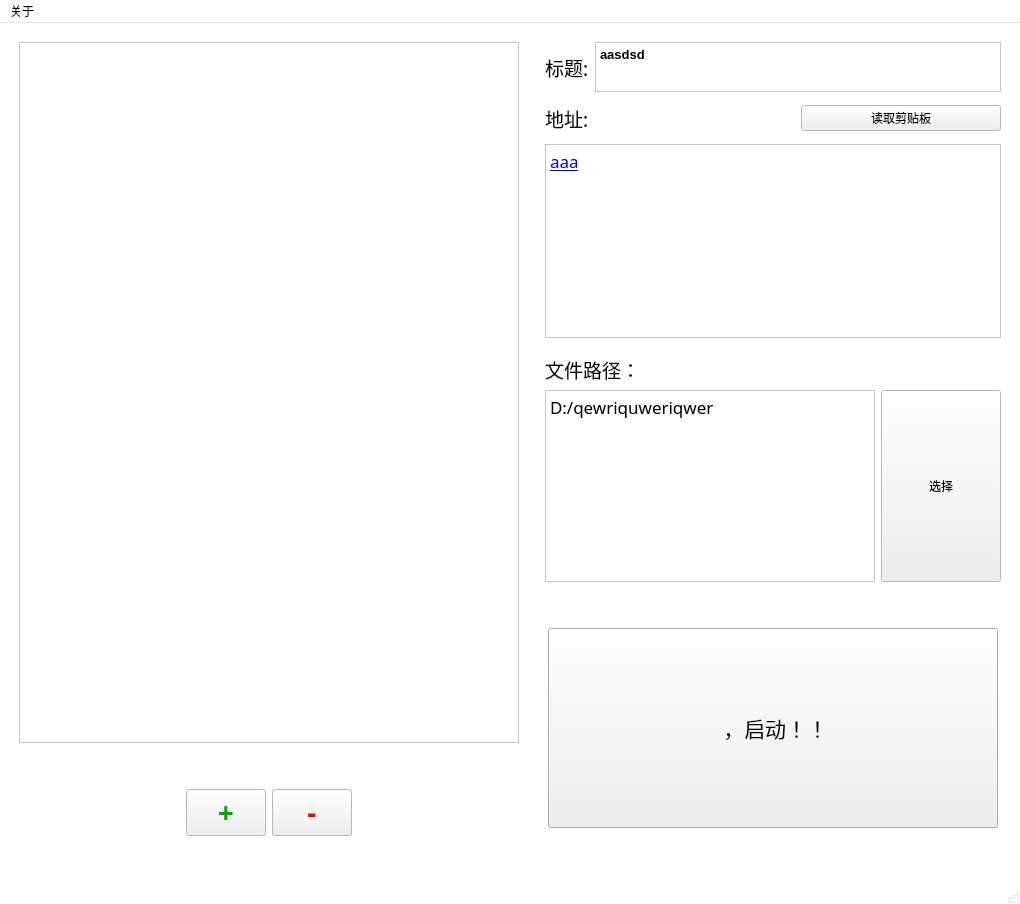
Pillowe582/toolkit, file assets/toolkit.ui: the form before one commit.
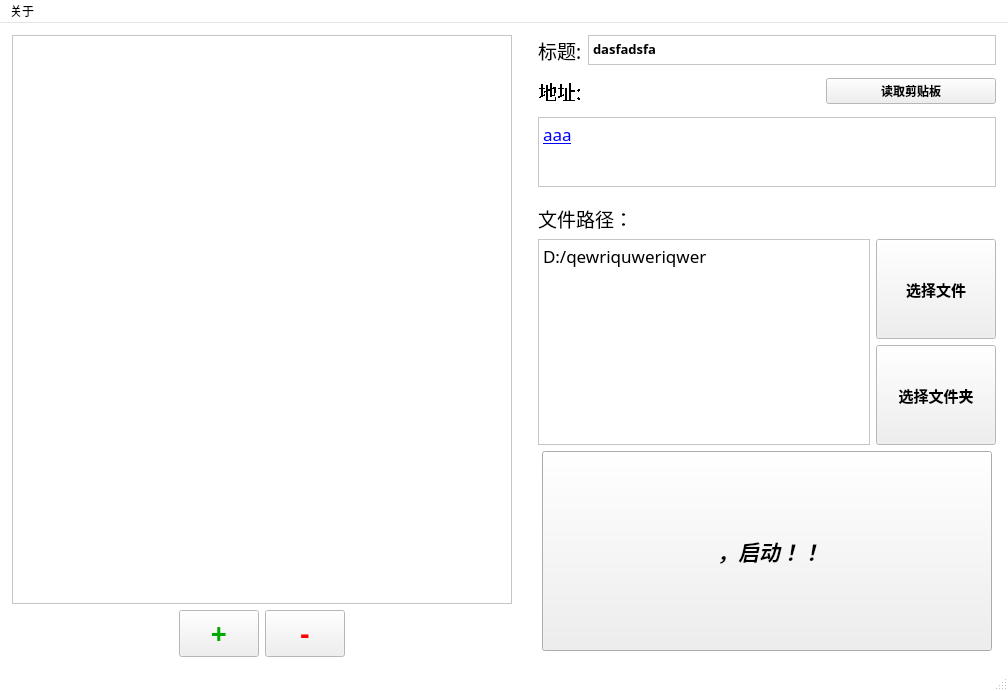
The form after the commit. Icons and pictures are not drawn.

```diff
--- a/assets/toolkit.ui
+++ b/assets/toolkit.ui
@@ -9,10 +9,34 @@
    <rect>
     <x>0</x>
     <y>0</y>
-    <width>1020</width>
-    <height>870</height>
+    <width>1008</width>
+    <height>689</height>
    </rect>
   </property>
+  <property name="sizePolicy">
+   <sizepolicy hsizetype="Expanding" vsizetype="Expanding">
+    <horstretch>0</horstretch>
+    <verstretch>0</verstretch>
+   </sizepolicy>
+  </property>
+  <property name="maximumSize">
+   <size>
+    <width>999999</width>
+    <height>16777215</height>
+   </size>
+  </property>
+  <property name="sizeIncrement">
+   <size>
+    <width>5</width>
+    <height>5</height>
+   </size>
+  </property>
+  <property name="baseSize">
+   <size>
+    <width>720</width>
+    <height>540</height>
+   </size>
+  </property>
   <property name="palette">
    <palette>
     <active>
@@ -89,7 +113,7 @@
   </property>
   <widget class="QWidget" name="centralwidget">
    <property name="sizePolicy">
-    <sizepolicy hsizetype="Expanding" vsizetype="Fixed">
+    <sizepolicy hsizetype="Expanding" vsizetype="Expanding">
      <horstretch>0</horstretch>
      <verstretch>0</verstretch>
     </sizepolicy>
@@ -97,113 +121,84 @@
    <property name="autoFillBackground">
     <bool>false</bool>
    </property>
-   <layout class="QGridLayout" name="gridLayout_3">
-    <item row="0" column="0">
-     <layout class="QGridLayout" name="gridLayout">
+   <layout class="QGridLayout" name="gridLayout_4">
       <property name="leftMargin">
-       <number>10</number>
+     <number>12</number>
       </property>
       <property name="topMargin">
-       <number>10</number>
+     <number>12</number>
       </property>
       <property name="rightMargin">
-       <number>10</number>
+     <number>12</number>
       </property>
       <property name="bottomMargin">
-       <number>10</number>
-      </property>
-      <item row="0" column="2" rowspan="9">
-       <spacer name="verticalSpacer">
-        <property name="orientation">
-         <enum>Qt::Vertical</enum>
+     <number>12</number>
+    </property>
+    <item row="0" column="2">
+     <layout class="QHBoxLayout" name="horizontalLayout">
+      <item>
+       <widget class="QLabel" name="label_3">
+        <property name="sizePolicy">
+         <sizepolicy hsizetype="Maximum" vsizetype="Maximum">
+          <horstretch>0</horstretch>
+          <verstretch>0</verstretch>
+         </sizepolicy>
         </property>
-        <property name="sizeHint" stdset="0">
+        <property name="maximumSize">
          <size>
-          <width>20</width>
+          <width>16777215</width>
           <height>40</height>
          </size>
         </property>
-       </spacer>
-      </item>
-      <item row="7" column="1" rowspan="2" alignment="Qt::AlignLeft|Qt::AlignTop">
-       <widget class="QPushButton" name="removebtn">
-        <property name="palette">
-         <palette>
-          <active>
-           <colorrole role="ButtonText">
-            <brush brushstyle="SolidPattern">
-             <color alpha="255">
-              <red>255</red>
-              <green>0</green>
-              <blue>0</blue>
-             </color>
-            </brush>
-           </colorrole>
-          </active>
-          <inactive>
-           <colorrole role="ButtonText">
-            <brush brushstyle="SolidPattern">
-             <color alpha="255">
-              <red>255</red>
-              <green>0</green>
-              <blue>0</blue>
-             </color>
-            </brush>
-           </colorrole>
-          </inactive>
-          <disabled>
-           <colorrole role="ButtonText">
-            <brush brushstyle="SolidPattern">
-             <color alpha="255">
-              <red>120</red>
-              <green>120</green>
-              <blue>120</blue>
-             </color>
-            </brush>
-           </colorrole>
-          </disabled>
-         </palette>
-        </property>
         <property name="font">
          <font>
-          <family>宋体</family>
-          <pointsize>21</pointsize>
-          <weight>75</weight>
-          <bold>true</bold>
+          <family>Microsoft YaHei</family>
+          <pointsize>14</pointsize>
+          <stylestrategy>PreferAntialias</stylestrategy>
          </font>
         </property>
         <property name="text">
-         <string>-</string>
+         <string>标题:</string>
         </property>
        </widget>
       </item>
-      <item row="0" column="4" alignment="Qt::AlignVCenter">
+      <item>
        <widget class="QPlainTextEdit" name="titleinput">
+        <property name="sizePolicy">
+         <sizepolicy hsizetype="Expanding" vsizetype="Minimum">
+          <horstretch>0</horstretch>
+          <verstretch>0</verstretch>
+         </sizepolicy>
+        </property>
         <property name="minimumSize">
          <size>
           <width>0</width>
+          <height>30</height>
+         </size>
+        </property>
+        <property name="maximumSize">
+         <size>
+          <width>16777215</width>
           <height>50</height>
          </size>
         </property>
-        <property name="maximumSize">
-         <size>
-          <width>16777215</width>
-          <height>30</height>
-         </size>
-        </property>
         <property name="font">
          <font>
-          <family>Microsoft YaHei UI</family>
+          <family>Microsoft YaHei</family>
           <pointsize>10</pointsize>
           <weight>75</weight>
           <bold>true</bold>
+          <stylestrategy>PreferAntialias</stylestrategy>
          </font>
         </property>
         <property name="acceptDrops">
          <bool>true</bool>
         </property>
         <property name="inputMethodHints">
-         <set>Qt::ImhNone</set>
+         <set>Qt::ImhMultiLine</set>
+        </property>
+        <property name="frameShape">
+         <enum>QFrame::StyledPanel</enum>
         </property>
         <property name="frameShadow">
          <enum>QFrame::Plain</enum>
@@ -211,124 +206,205 @@
         <property name="verticalScrollBarPolicy">
          <enum>Qt::ScrollBarAsNeeded</enum>
         </property>
-        <property name="lineWrapMode">
-         <enum>QPlainTextEdit::NoWrap</enum>
+        <property name="tabChangesFocus">
+         <bool>true</bool>
+        </property>
+        <property name="readOnly">
+         <bool>false</bool>
         </property>
         <property name="plainText">
-         <string>aasdsd</string>
+         <string>dasfadsfa</string>
+        </property>
+        <property name="backgroundVisible">
+         <bool>false</bool>
+        </property>
+       </widget>
+      </item>
+     </layout>
+    </item>
+    <item row="0" column="1" rowspan="5">
+     <spacer name="verticalSpacer">
+      <property name="orientation">
+       <enum>Qt::Vertical</enum>
+      </property>
+      <property name="sizeHint" stdset="0">
+       <size>
+        <width>20</width>
+        <height>848</height>
+       </size>
+      </property>
+     </spacer>
+    </item>
+    <item row="2" column="2">
+     <layout class="QGridLayout" name="gridLayout">
+      <item row="1" column="0" rowspan="2">
+       <widget class="QTextBrowser" name="pathlbl">
+        <property name="enabled">
+         <bool>true</bool>
+        </property>
+        <property name="sizePolicy">
+         <sizepolicy hsizetype="Expanding" vsizetype="Expanding">
+          <horstretch>0</horstretch>
+          <verstretch>0</verstretch>
+         </sizepolicy>
+        </property>
+        <property name="minimumSize">
+         <size>
+          <width>0</width>
+          <height>0</height>
+         </size>
+        </property>
+        <property name="maximumSize">
+         <size>
+          <width>16777215</width>
+          <height>16777215</height>
+         </size>
+        </property>
+        <property name="font">
+         <font>
+          <family>Eras Demi ITC</family>
+          <pointsize>11</pointsize>
+          <stylestrategy>PreferAntialias</stylestrategy>
+         </font>
+        </property>
+        <property name="frameShape">
+         <enum>QFrame::StyledPanel</enum>
+        </property>
+        <property name="frameShadow">
+         <enum>QFrame::Plain</enum>
+        </property>
+        <property name="tabChangesFocus">
+         <bool>true</bool>
+        </property>
+        <property name="html">
+         <string>&lt;!DOCTYPE HTML PUBLIC &quot;-//W3C//DTD HTML 4.0//EN&quot; &quot;http://www.w3.org/TR/REC-html40/strict.dtd&quot;&gt;
+&lt;html&gt;&lt;head&gt;&lt;meta name=&quot;qrichtext&quot; content=&quot;1&quot; /&gt;&lt;style type=&quot;text/css&quot;&gt;
+p, li { white-space: pre-wrap; }
+&lt;/style&gt;&lt;/head&gt;&lt;body style=&quot; font-family:'Eras Demi ITC'; font-size:11pt; font-weight:400; font-style:normal;&quot;&gt;
+&lt;p style=&quot; margin-top:0px; margin-bottom:0px; margin-left:0px; margin-right:0px; -qt-block-indent:0; text-indent:0px;&quot;&gt;&lt;span style=&quot; font-size:13pt;&quot;&gt;D:/qewriquweriqwer&lt;/span&gt;&lt;/p&gt;&lt;/body&gt;&lt;/html&gt;</string>
         </property>
         <property name="overwriteMode">
          <bool>true</bool>
         </property>
        </widget>
       </item>
-      <item row="7" column="0" rowspan="2" alignment="Qt::AlignRight|Qt::AlignTop">
-       <widget class="QPushButton" name="appendbtn">
-        <property name="palette">
-         <palette>
-          <active>
-           <colorrole role="Text">
-            <brush brushstyle="SolidPattern">
-             <color alpha="255">
-              <red>0</red>
-              <green>170</green>
-              <blue>0</blue>
-             </color>
-            </brush>
-           </colorrole>
-           <colorrole role="ButtonText">
-            <brush brushstyle="SolidPattern">
-             <color alpha="255">
-              <red>0</red>
-              <green>170</green>
-              <blue>0</blue>
-             </color>
-            </brush>
-           </colorrole>
-           <colorrole role="PlaceholderText">
-            <brush brushstyle="SolidPattern">
-             <color alpha="128">
-              <red>0</red>
-              <green>170</green>
-              <blue>0</blue>
-             </color>
-            </brush>
-           </colorrole>
-          </active>
-          <inactive>
-           <colorrole role="Text">
-            <brush brushstyle="SolidPattern">
-             <color alpha="255">
-              <red>0</red>
-              <green>170</green>
-              <blue>0</blue>
-             </color>
-            </brush>
-           </colorrole>
-           <colorrole role="ButtonText">
-            <brush brushstyle="SolidPattern">
-             <color alpha="255">
-              <red>0</red>
-              <green>170</green>
-              <blue>0</blue>
-             </color>
-            </brush>
-           </colorrole>
-           <colorrole role="PlaceholderText">
-            <brush brushstyle="SolidPattern">
-             <color alpha="128">
-              <red>0</red>
-              <green>170</green>
-              <blue>0</blue>
-             </color>
-            </brush>
-           </colorrole>
-          </inactive>
-          <disabled>
-           <colorrole role="Text">
-            <brush brushstyle="SolidPattern">
-             <color alpha="255">
-              <red>120</red>
-              <green>120</green>
-              <blue>120</blue>
-             </color>
-            </brush>
-           </colorrole>
-           <colorrole role="ButtonText">
-            <brush brushstyle="SolidPattern">
-             <color alpha="255">
-              <red>120</red>
-              <green>120</green>
-              <blue>120</blue>
-             </color>
-            </brush>
-           </colorrole>
-           <colorrole role="PlaceholderText">
-            <brush brushstyle="SolidPattern">
-             <color alpha="128">
-              <red>0</red>
-              <green>0</green>
-              <blue>0</blue>
-             </color>
-            </brush>
-           </colorrole>
-          </disabled>
-         </palette>
+      <item row="2" column="1">
+       <widget class="QToolButton" name="folderbtn">
+        <property name="sizePolicy">
+         <sizepolicy hsizetype="Preferred" vsizetype="Preferred">
+          <horstretch>0</horstretch>
+          <verstretch>0</verstretch>
+         </sizepolicy>
         </property>
+        <property name="minimumSize">
+         <size>
+          <width>120</width>
+          <height>100</height>
+         </size>
+        </property>
+        <property name="maximumSize">
+         <size>
+          <width>200</width>
+          <height>200</height>
+         </size>
+        </property>
         <property name="font">
          <font>
           <family>宋体</family>
-          <pointsize>21</pointsize>
+          <pointsize>11</pointsize>
           <weight>75</weight>
           <bold>true</bold>
+          <stylestrategy>PreferAntialias</stylestrategy>
          </font>
         </property>
         <property name="text">
-         <string>+</string>
+         <string>选择文件夹</string>
         </property>
        </widget>
       </item>
-      <item row="0" column="0" rowspan="6" colspan="2">
+      <item row="1" column="1">
+       <widget class="QToolButton" name="browserbtn">
+        <property name="sizePolicy">
+         <sizepolicy hsizetype="Preferred" vsizetype="Preferred">
+          <horstretch>0</horstretch>
+          <verstretch>0</verstretch>
+         </sizepolicy>
+        </property>
+        <property name="minimumSize">
+         <size>
+          <width>120</width>
+          <height>100</height>
+         </size>
+        </property>
+        <property name="maximumSize">
+         <size>
+          <width>200</width>
+          <height>200</height>
+         </size>
+        </property>
+        <property name="font">
+         <font>
+          <family>宋体</family>
+          <pointsize>11</pointsize>
+          <weight>75</weight>
+          <bold>true</bold>
+          <stylestrategy>PreferAntialias</stylestrategy>
+         </font>
+        </property>
+        <property name="tabletTracking">
+         <bool>true</bool>
+        </property>
+        <property name="text">
+         <string>选择文件</string>
+        </property>
+        <property name="popupMode">
+         <enum>QToolButton::DelayedPopup</enum>
+        </property>
+        <property name="toolButtonStyle">
+         <enum>Qt::ToolButtonTextOnly</enum>
+        </property>
+        <property name="autoRaise">
+         <bool>false</bool>
+        </property>
+        <property name="arrowType">
+         <enum>Qt::NoArrow</enum>
+        </property>
+       </widget>
+      </item>
+      <item row="0" column="0" colspan="2">
+       <widget class="QLabel" name="label_2">
+        <property name="minimumSize">
+         <size>
+          <width>0</width>
+          <height>40</height>
+         </size>
+        </property>
+        <property name="maximumSize">
+         <size>
+          <width>16777215</width>
+          <height>40</height>
+         </size>
+        </property>
+        <property name="font">
+         <font>
+          <family>Microsoft YaHei</family>
+          <pointsize>14</pointsize>
+          <stylestrategy>PreferAntialias</stylestrategy>
+         </font>
+        </property>
+        <property name="text">
+         <string>文件路径：</string>
+        </property>
+        <property name="alignment">
+         <set>Qt::AlignBottom|Qt::AlignLeading|Qt::AlignLeft</set>
+        </property>
+       </widget>
+      </item>
+     </layout>
+    </item>
+    <item row="0" column="0" rowspan="5">
+     <layout class="QGridLayout" name="gridLayout_3">
+      <item row="0" column="0" colspan="2">
        <widget class="QListWidget" name="applist">
         <property name="minimumSize">
          <size>
@@ -338,10 +414,11 @@
         </property>
         <property name="font">
          <font>
-          <family>Microsoft YaHei UI</family>
+          <family>Microsoft YaHei</family>
           <pointsize>12</pointsize>
           <weight>75</weight>
           <bold>true</bold>
+          <stylestrategy>PreferAntialias</stylestrategy>
          </font>
         </property>
         <property name="layoutDirection">
@@ -409,74 +486,174 @@
         </property>
        </widget>
       </item>
-      <item row="0" column="3">
-       <widget class="QLabel" name="label_3">
-        <property name="maximumSize">
-         <size>
-          <width>16777215</width>
-          <height>40</height>
-         </size>
+      <item row="1" column="0" alignment="Qt::AlignRight">
+       <widget class="QPushButton" name="appendbtn">
+        <property name="palette">
+         <palette>
+          <active>
+           <colorrole role="Text">
+            <brush brushstyle="SolidPattern">
+             <color alpha="255">
+              <red>0</red>
+              <green>170</green>
+              <blue>0</blue>
+             </color>
+            </brush>
+           </colorrole>
+           <colorrole role="ButtonText">
+            <brush brushstyle="SolidPattern">
+             <color alpha="255">
+              <red>0</red>
+              <green>170</green>
+              <blue>0</blue>
+             </color>
+            </brush>
+           </colorrole>
+           <colorrole role="PlaceholderText">
+            <brush brushstyle="SolidPattern">
+             <color alpha="128">
+              <red>0</red>
+              <green>170</green>
+              <blue>0</blue>
+             </color>
+            </brush>
+           </colorrole>
+          </active>
+          <inactive>
+           <colorrole role="Text">
+            <brush brushstyle="SolidPattern">
+             <color alpha="255">
+              <red>0</red>
+              <green>170</green>
+              <blue>0</blue>
+             </color>
+            </brush>
+           </colorrole>
+           <colorrole role="ButtonText">
+            <brush brushstyle="SolidPattern">
+             <color alpha="255">
+              <red>0</red>
+              <green>170</green>
+              <blue>0</blue>
+             </color>
+            </brush>
+           </colorrole>
+           <colorrole role="PlaceholderText">
+            <brush brushstyle="SolidPattern">
+             <color alpha="128">
+              <red>0</red>
+              <green>170</green>
+              <blue>0</blue>
+             </color>
+            </brush>
+           </colorrole>
+          </inactive>
+          <disabled>
+           <colorrole role="Text">
+            <brush brushstyle="SolidPattern">
+             <color alpha="255">
+              <red>120</red>
+              <green>120</green>
+              <blue>120</blue>
+             </color>
+            </brush>
+           </colorrole>
+           <colorrole role="ButtonText">
+            <brush brushstyle="SolidPattern">
+             <color alpha="255">
+              <red>120</red>
+              <green>120</green>
+              <blue>120</blue>
+             </color>
+            </brush>
+           </colorrole>
+           <colorrole role="PlaceholderText">
+            <brush brushstyle="SolidPattern">
+             <color alpha="128">
+              <red>0</red>
+              <green>0</green>
+              <blue>0</blue>
+             </color>
+            </brush>
+           </colorrole>
+          </disabled>
+         </palette>
         </property>
         <property name="font">
          <font>
-          <family>Microsoft YaHei UI Light</family>
-          <pointsize>14</pointsize>
+          <family>宋体</family>
+          <pointsize>21</pointsize>
+          <weight>75</weight>
+          <bold>true</bold>
          </font>
         </property>
         <property name="text">
-         <string>标题:</string>
+         <string>+</string>
         </property>
        </widget>
       </item>
-      <item row="1" column="3" colspan="2">
-       <layout class="QGridLayout" name="gridLayout_4">
-        <item row="1" column="0" colspan="2">
-         <widget class="QTextBrowser" name="sitelbl">
-          <property name="enabled">
-           <bool>true</bool>
-          </property>
-          <property name="sizePolicy">
-           <sizepolicy hsizetype="MinimumExpanding" vsizetype="MinimumExpanding">
-            <horstretch>0</horstretch>
-            <verstretch>0</verstretch>
-           </sizepolicy>
-          </property>
-          <property name="maximumSize">
-           <size>
-            <width>16777215</width>
-            <height>200</height>
-           </size>
-          </property>
+      <item row="1" column="1" alignment="Qt::AlignLeft">
+       <widget class="QPushButton" name="removebtn">
+        <property name="palette">
+         <palette>
+          <active>
+           <colorrole role="ButtonText">
+            <brush brushstyle="SolidPattern">
+             <color alpha="255">
+              <red>255</red>
+              <green>0</green>
+              <blue>0</blue>
+             </color>
+            </brush>
+           </colorrole>
+          </active>
+          <inactive>
+           <colorrole role="ButtonText">
+            <brush brushstyle="SolidPattern">
+             <color alpha="255">
+              <red>255</red>
+              <green>0</green>
+              <blue>0</blue>
+             </color>
+            </brush>
+           </colorrole>
+          </inactive>
+          <disabled>
+           <colorrole role="ButtonText">
+            <brush brushstyle="SolidPattern">
+             <color alpha="255">
+              <red>120</red>
+              <green>120</green>
+              <blue>120</blue>
+             </color>
+            </brush>
+           </colorrole>
+          </disabled>
+         </palette>
+        </property>
           <property name="font">
            <font>
-            <family>Eras Demi ITC</family>
-            <pointsize>11</pointsize>
-           </font>
-          </property>
-          <property name="frameShape">
-           <enum>QFrame::StyledPanel</enum>
-          </property>
-          <property name="frameShadow">
-           <enum>QFrame::Plain</enum>
-          </property>
-          <property name="html">
-           <string>&lt;!DOCTYPE HTML PUBLIC &quot;-//W3C//DTD HTML 4.0//EN&quot; &quot;http://www.w3.org/TR/REC-html40/strict.dtd&quot;&gt;
-&lt;html&gt;&lt;head&gt;&lt;meta name=&quot;qrichtext&quot; content=&quot;1&quot; /&gt;&lt;style type=&quot;text/css&quot;&gt;
-p, li { white-space: pre-wrap; }
-&lt;/style&gt;&lt;/head&gt;&lt;body style=&quot; font-family:'Eras Demi ITC'; font-size:11pt; font-weight:400; font-style:normal;&quot;&gt;
-&lt;p style=&quot; margin-top:0px; margin-bottom:0px; margin-left:0px; margin-right:0px; -qt-block-indent:0; text-indent:0px;&quot;&gt;&lt;a href=&quot;www.baidu.com&quot;&gt;&lt;span style=&quot; font-size:13pt; text-decoration: underline; color:#0000ff;&quot;&gt;aaa&lt;/span&gt;&lt;/a&gt;&lt;/p&gt;&lt;/body&gt;&lt;/html&gt;</string>
-          </property>
-          <property name="overwriteMode">
-           <bool>false</bool>
-          </property>
-          <property name="textInteractionFlags">
-           <set>Qt::TextBrowserInteraction</set>
-          </property>
-          <property name="openExternalLinks">
-           <bool>true</bool>
-          </property>
-         </widget>
-        </item>
+          <family>宋体</family>
+          <pointsize>21</pointsize>
+          <weight>75</weight>
+          <bold>true</bold>
+         </font>
+        </property>
+        <property name="tabletTracking">
+         <bool>true</bool>
+        </property>
+        <property name="text">
+         <string>-</string>
+        </property>
+        <property name="shortcut">
+         <string>Del</string>
+        </property>
+       </widget>
+      </item>
+     </layout>
+    </item>
+    <item row="1" column="2">
+     <layout class="QGridLayout" name="gridLayout_2">
         <item row="0" column="0">
          <widget class="QLabel" name="label">
           <property name="minimumSize">
@@ -493,8 +670,10 @@
           </property>
           <property name="font">
            <font>
-            <family>Microsoft YaHei UI Light</family>
+          <family>Microsoft YaHei</family>
             <pointsize>14</pointsize>
+          <stylestrategy>NoAntialias</stylestrategy>
+          <kerning>true</kerning>
            </font>
           </property>
           <property name="text">
@@ -506,54 +685,59 @@
          <widget class="QPushButton" name="pastebtn">
           <property name="maximumSize">
            <size>
-            <width>200</width>
+          <width>170</width>
             <height>16777215</height>
            </size>
           </property>
           <property name="font">
            <font>
             <family>宋体</family>
-           </font>
-          </property>
+          <weight>75</weight>
+          <bold>true</bold>
+          <stylestrategy>PreferAntialias</stylestrategy>
+         </font>
+        </property>
+        <property name="tabletTracking">
+         <bool>true</bool>
+        </property>
           <property name="text">
            <string>读取剪贴板</string>
           </property>
-         </widget>
-        </item>
-        <item row="2" column="0" colspan="2">
-         <layout class="QGridLayout" name="gridLayout_2" rowstretch="0,0,0" columnstretch="0,0,0">
-          <property name="sizeConstraint">
-           <enum>QLayout::SetDefaultConstraint</enum>
-          </property>
-          <item row="2" column="1">
-           <widget class="QTextBrowser" name="pathlbl">
+        <property name="default">
+         <bool>false</bool>
+        </property>
+        <property name="flat">
+         <bool>false</bool>
+        </property>
+       </widget>
+      </item>
+      <item row="1" column="0" rowspan="2" colspan="2">
+       <widget class="QTextBrowser" name="sitelbl">
             <property name="enabled">
              <bool>true</bool>
             </property>
             <property name="sizePolicy">
-             <sizepolicy hsizetype="MinimumExpanding" vsizetype="MinimumExpanding">
+         <sizepolicy hsizetype="Preferred" vsizetype="Preferred">
               <horstretch>0</horstretch>
               <verstretch>0</verstretch>
              </sizepolicy>
             </property>
-            <property name="minimumSize">
-             <size>
-              <width>0</width>
-              <height>0</height>
-             </size>
-            </property>
             <property name="maximumSize">
              <size>
               <width>16777215</width>
-              <height>200</height>
+          <height>20000</height>
              </size>
             </property>
             <property name="font">
              <font>
               <family>Eras Demi ITC</family>
               <pointsize>11</pointsize>
-             </font>
-            </property>
+          <stylestrategy>PreferAntialias</stylestrategy>
+         </font>
+        </property>
+        <property name="tabletTracking">
+         <bool>true</bool>
+        </property>
             <property name="frameShape">
              <enum>QFrame::StyledPanel</enum>
             </property>
@@ -565,7 +749,7 @@
 &lt;html&gt;&lt;head&gt;&lt;meta name=&quot;qrichtext&quot; content=&quot;1&quot; /&gt;&lt;style type=&quot;text/css&quot;&gt;
 p, li { white-space: pre-wrap; }
 &lt;/style&gt;&lt;/head&gt;&lt;body style=&quot; font-family:'Eras Demi ITC'; font-size:11pt; font-weight:400; font-style:normal;&quot;&gt;
-&lt;p style=&quot; margin-top:0px; margin-bottom:0px; margin-left:0px; margin-right:0px; -qt-block-indent:0; text-indent:0px;&quot;&gt;&lt;span style=&quot; font-size:13pt;&quot;&gt;D:/qewriquweriqwer&lt;/span&gt;&lt;/p&gt;&lt;/body&gt;&lt;/html&gt;</string>
+&lt;p style=&quot; margin-top:0px; margin-bottom:0px; margin-left:0px; margin-right:0px; -qt-block-indent:0; text-indent:0px;&quot;&gt;&lt;a href=&quot;www.baidu.com&quot;&gt;&lt;span style=&quot; font-size:13pt; text-decoration: underline; color:#0000ff;&quot;&gt;aaa&lt;/span&gt;&lt;/a&gt;&lt;/p&gt;&lt;/body&gt;&lt;/html&gt;</string>
             </property>
             <property name="overwriteMode">
              <bool>false</bool>
@@ -578,69 +762,14 @@
             </property>
            </widget>
           </item>
-          <item row="2" column="2">
-           <widget class="QToolButton" name="browserbtn">
-            <property name="sizePolicy">
-             <sizepolicy hsizetype="Preferred" vsizetype="Preferred">
-              <horstretch>0</horstretch>
-              <verstretch>0</verstretch>
-             </sizepolicy>
-            </property>
-            <property name="minimumSize">
-             <size>
-              <width>120</width>
-              <height>100</height>
-             </size>
-            </property>
-            <property name="maximumSize">
-             <size>
-              <width>200</width>
-              <height>200</height>
-             </size>
-            </property>
-            <property name="text">
-             <string>选择</string>
-            </property>
-           </widget>
-          </item>
-          <item row="1" column="1" colspan="2">
-           <widget class="QLabel" name="label_2">
-            <property name="minimumSize">
-             <size>
-              <width>0</width>
-              <height>40</height>
-             </size>
-            </property>
-            <property name="maximumSize">
-             <size>
-              <width>16777215</width>
-              <height>40</height>
-             </size>
-            </property>
-            <property name="font">
-             <font>
-              <family>Microsoft YaHei UI Light</family>
-              <pointsize>14</pointsize>
-             </font>
-            </property>
-            <property name="text">
-             <string>文件路径：</string>
-            </property>
-            <property name="alignment">
-             <set>Qt::AlignBottom|Qt::AlignLeading|Qt::AlignLeft</set>
-            </property>
-           </widget>
-          </item>
-         </layout>
-        </item>
-       </layout>
-      </item>
-      <item row="3" column="3" colspan="2" alignment="Qt::AlignHCenter">
+     </layout>
+    </item>
+    <item row="3" column="2" alignment="Qt::AlignHCenter|Qt::AlignVCenter">
        <widget class="QPushButton" name="executebtn">
         <property name="sizePolicy">
-         <sizepolicy hsizetype="Ignored" vsizetype="Ignored">
-          <horstretch>0</horstretch>
-          <verstretch>0</verstretch>
+       <sizepolicy hsizetype="Expanding" vsizetype="Expanding">
+        <horstretch>5</horstretch>
+        <verstretch>5</verstretch>
          </sizepolicy>
         </property>
         <property name="minimumSize">
@@ -651,16 +780,35 @@
         </property>
         <property name="maximumSize">
          <size>
-          <width>600</width>
-          <height>120</height>
+        <width>450</width>
+        <height>200</height>
+       </size>
+      </property>
+      <property name="sizeIncrement">
+       <size>
+        <width>3</width>
+        <height>3</height>
+       </size>
+      </property>
+      <property name="baseSize">
+       <size>
+        <width>3</width>
+        <height>3</height>
          </size>
         </property>
         <property name="font">
          <font>
           <family>宋体</family>
           <pointsize>16</pointsize>
-         </font>
-        </property>
+        <weight>75</weight>
+        <italic>true</italic>
+        <bold>true</bold>
+        <stylestrategy>PreferAntialias</stylestrategy>
+       </font>
+      </property>
+      <property name="tabletTracking">
+       <bool>true</bool>
+      </property>
         <property name="styleSheet">
          <string notr="true">text-align: center;
 icon-align: center;
@@ -675,9 +823,19 @@
           <height>64</height>
          </size>
         </property>
-       </widget>
-      </item>
-     </layout>
+      <property name="shortcut">
+       <string>Return</string>
+      </property>
+      <property name="autoDefault">
+       <bool>false</bool>
+      </property>
+      <property name="default">
+       <bool>false</bool>
+      </property>
+      <property name="flat">
+       <bool>false</bool>
+      </property>
+     </widget>
     </item>
    </layout>
   </widget>
@@ -686,7 +844,7 @@
     <rect>
      <x>0</x>
      <y>0</y>
-     <width>1020</width>
+     <width>1008</width>
      <height>22</height>
     </rect>
    </property>
```
Left out of the diff: 21 changed lines with no effect on the pictures. Lines whose indentation alone changed are shown as unchanged.
